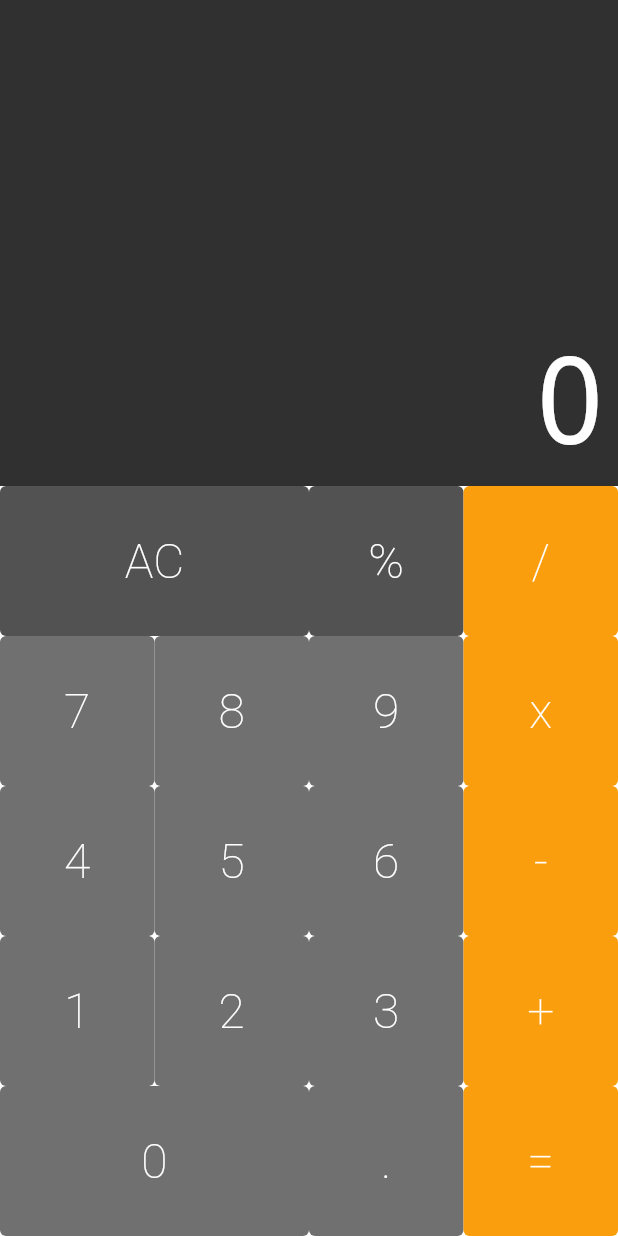
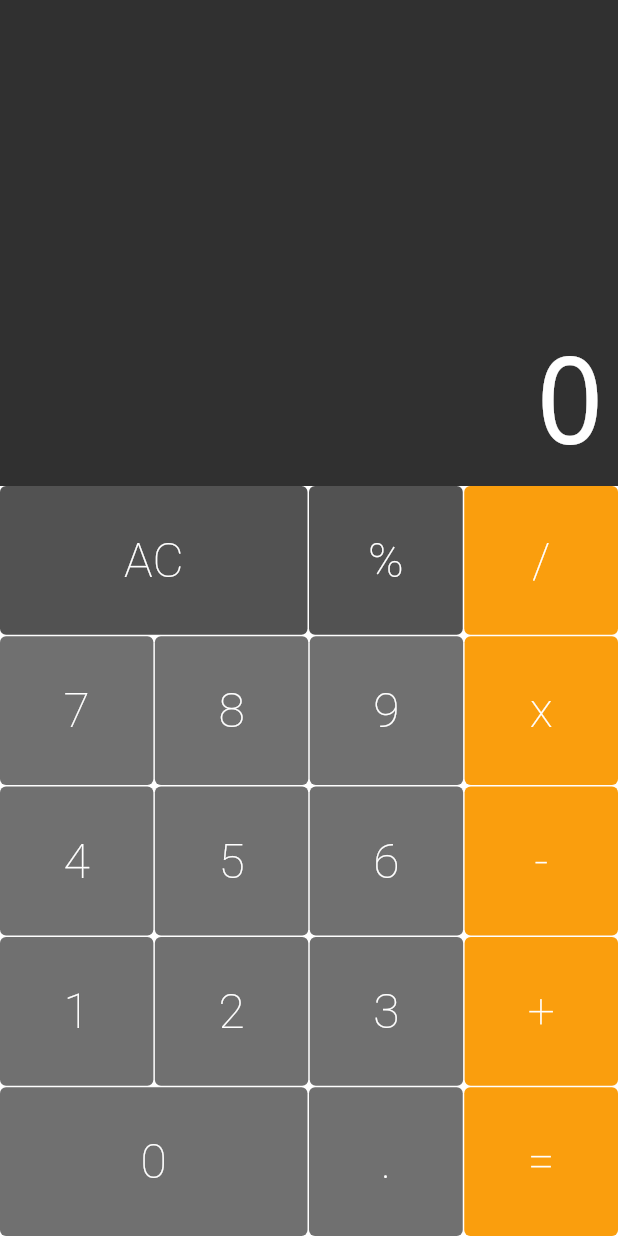
Before and after one commit to richardborgesdev/flutter-cod3r-calculator, a Flutter app: the screen it shows after launch, on a phone screen of 412 x 824 dp. Run offline on Flutter 3.47's test engine with Material 2 defaults, Android fonts, the phone set to English and light mode, and no system bars; drawn by our look-alikes of auto_size_text.

Commit message:
chore: keyboard layout spaces

```diff
--- a/lib/components/button_row.dart
+++ b/lib/components/button_row.dart
@@ -4,9 +4,7 @@ import 'button.dart';
 class ButtonRow extends StatelessWidget {
   final List<Button> buttons;
 
-  ButtonRow(
-    this.buttons,
-  );
+  ButtonRow(this.buttons);
 
   @override
   Widget build(BuildContext context) {
@@ -14,7 +12,19 @@ class ButtonRow extends StatelessWidget {
       flex: 1,
       child: Row(
         crossAxisAlignment: CrossAxisAlignment.stretch,
-        children: buttons,
+        children: buttons.fold(
+          <Widget>[],
+          (previousValue, element) {
+            previousValue.isEmpty
+                ? previousValue.add(element)
+                : previousValue.addAll([
+                    SizedBox(width: 1),
+                    element,
+                  ]);
+
+            return previousValue;
+          },
+        ),
       ),
     );
   }
--- a/lib/components/keyboard.dart
+++ b/lib/components/keyboard.dart
@@ -27,6 +27,7 @@ class Keyboard extends StatelessWidget {
               Button.operation(text: '/', callback: callback),
             ],
           ),
+          SizedBox(height: 1),
           ButtonRow(
             [
               Button(text: '7', callback: callback),
@@ -35,6 +36,7 @@ class Keyboard extends StatelessWidget {
               Button.operation(text: 'x', callback: callback),
             ],
           ),
+          SizedBox(height: 1),
           ButtonRow(
             [
               Button(text: '4', callback: callback),
@@ -43,6 +45,7 @@ class Keyboard extends StatelessWidget {
               Button.operation(text: '-', callback: callback),
             ],
           ),
+          SizedBox(height: 1),
           ButtonRow(
             [
               Button(text: '1', callback: callback),
@@ -51,6 +54,7 @@ class Keyboard extends StatelessWidget {
               Button.operation(text: '+', callback: callback),
             ],
           ),
+          SizedBox(height: 1),
           ButtonRow(
             [
               Button.big(text: '0', callback: callback),
```
